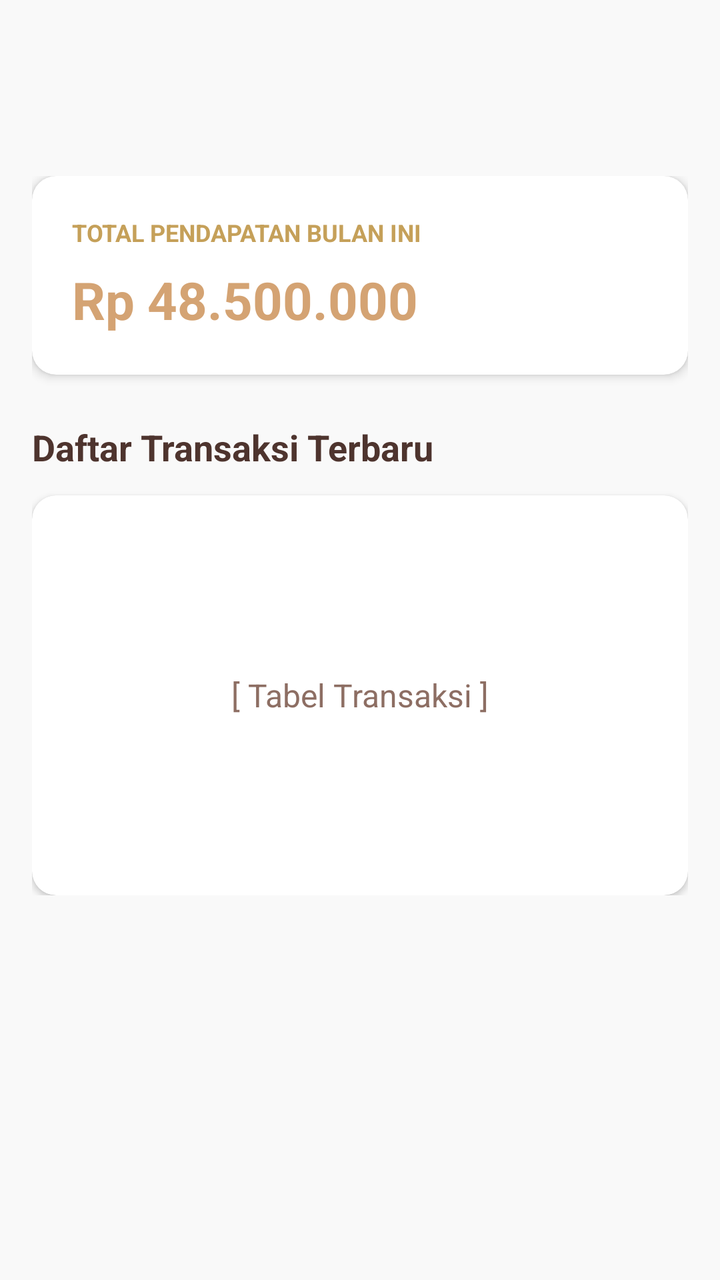
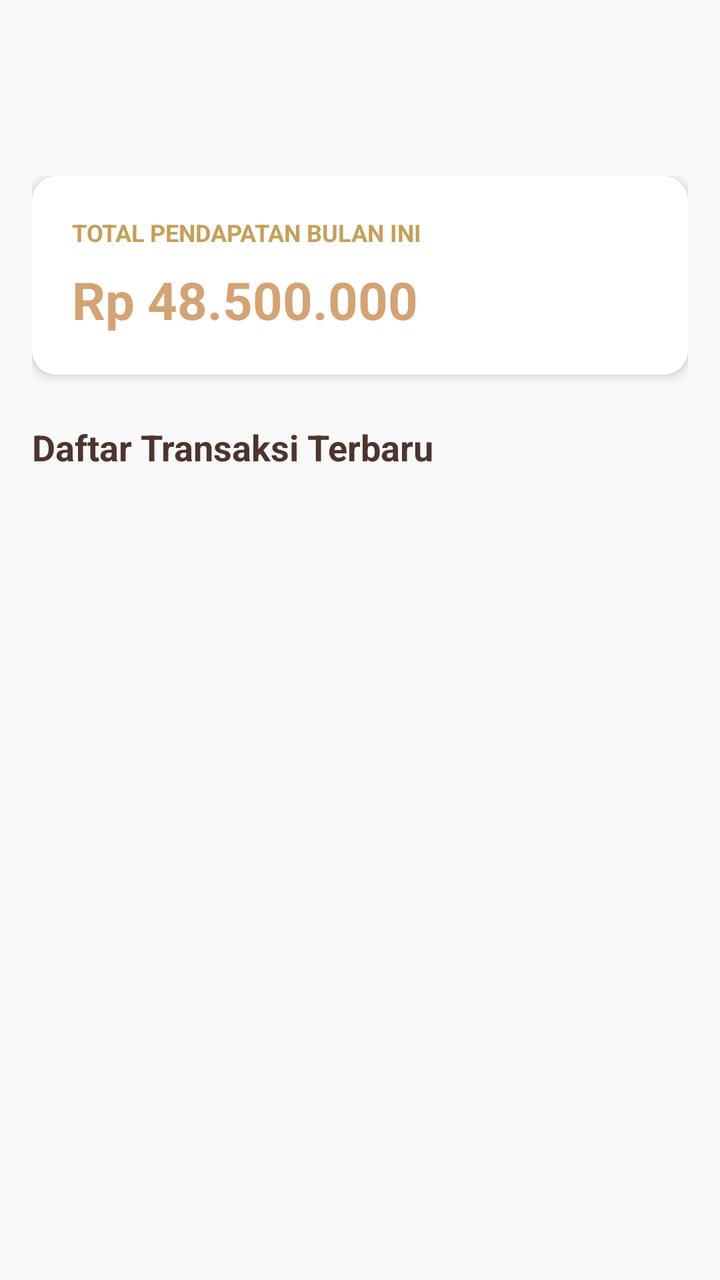

The first picture is an Android layout as it rendered before a commit; the second is the same layout after the commit. The layout source and the unified diff follow.
<!-- AndroidManifest.xml: application theme Theme.Project_griyarias -->
<!-- res/layout/fragment_admin_overview.xml -->
<?xml version="1.0" encoding="utf-8"?>
<ScrollView xmlns:android="http://schemas.android.com/apk/res/android"
    xmlns:app="http://schemas.android.com/apk/res-auto"
    android:layout_width="match_parent"
    android:layout_height="match_parent"
    android:background="#F9F9F9">

    <LinearLayout
        android:layout_width="match_parent"
        android:layout_height="wrap_content"
        android:orientation="vertical"
        android:paddingHorizontal="16dp"
        android:paddingTop="88dp"
        android:paddingBottom="16dp">

        
        <androidx.cardview.widget.CardView
            android:layout_width="match_parent"
            android:layout_height="wrap_content"
            android:layout_marginTop="0dp"
            android:layout_marginBottom="24dp"
            app:cardCornerRadius="12dp"
            app:cardElevation="3dp">

            <LinearLayout
                android:layout_width="match_parent"
                android:layout_height="wrap_content"
                android:orientation="vertical"
                android:padding="20dp">

                <TextView
                    android:layout_width="wrap_content"
                    android:layout_height="wrap_content"
                    android:text="TOTAL PENDAPATAN BULAN INI"
                    android:textColor="#C5A059"
                    android:textSize="12sp"
                    android:textStyle="bold" />

                <TextView
                    android:id="@+id/tvTotalPendapatan"
                    android:layout_width="wrap_content"
                    android:layout_height="wrap_content"
                    android:layout_marginTop="8dp"
                    android:text="Rp 48.500.000"
                    android:textColor="#D4A373"
                    android:textSize="26sp"
                    android:textStyle="bold" />

            </LinearLayout>

        </androidx.cardview.widget.CardView>

        
        <TextView
            android:layout_width="wrap_content"
            android:layout_height="wrap_content"
            android:layout_marginBottom="12dp"
            android:text="Daftar Transaksi Terbaru"
            android:textColor="#4E342E"
            android:textSize="18sp"
            android:textStyle="bold" />

        
        <androidx.cardview.widget.CardView
            android:layout_width="match_parent"
            android:layout_height="200dp"
            app:cardCornerRadius="12dp"
            app:cardElevation="2dp">

            <TextView
                android:layout_width="wrap_content"
                android:layout_height="wrap_content"
                android:layout_gravity="center"
                android:text="[ Tabel Transaksi ]"
                android:textColor="#8D6E63"
                android:textSize="16sp" />

        </androidx.cardview.widget.CardView>

    </LinearLayout>

</ScrollView>
<!-- resources referenced by this layout -->
<resources>
  <style name="Theme.Project_griyarias" parent="Base.Theme.Project_griyarias" />
  <style name="Base.Theme.Project_griyarias" parent="Theme.Material3.DayNight.NoActionBar">
      </style>
</resources>

<!-- the commit's change to res/layout/fragment_admin_overview.xml (unified diff, before → after) -->
@@ -17,7 +17,6 @@
         <androidx.cardview.widget.CardView
             android:layout_width="match_parent"
             android:layout_height="wrap_content"
-            android:layout_marginTop="0dp"
             android:layout_marginBottom="24dp"
             app:cardCornerRadius="12dp"
             app:cardElevation="3dp">
@@ -61,21 +60,11 @@
             android:textStyle="bold" />
 
         
-        <androidx.cardview.widget.CardView
+        <androidx.recyclerview.widget.RecyclerView
+            android:id="@+id/rvReservasiAdmin"
             android:layout_width="match_parent"
-            android:layout_height="200dp"
-            app:cardCornerRadius="12dp"
-            app:cardElevation="2dp">
-
-            <TextView
-                android:layout_width="wrap_content"
-                android:layout_height="wrap_content"
-                android:layout_gravity="center"
-                android:text="[ Tabel Transaksi ]"
-                android:textColor="#8D6E63"
-                android:textSize="16sp" />
-
-        </androidx.cardview.widget.CardView>
+            android:layout_height="wrap_content"
+            android:nestedScrollingEnabled="false" />
 
     </LinearLayout>
 
